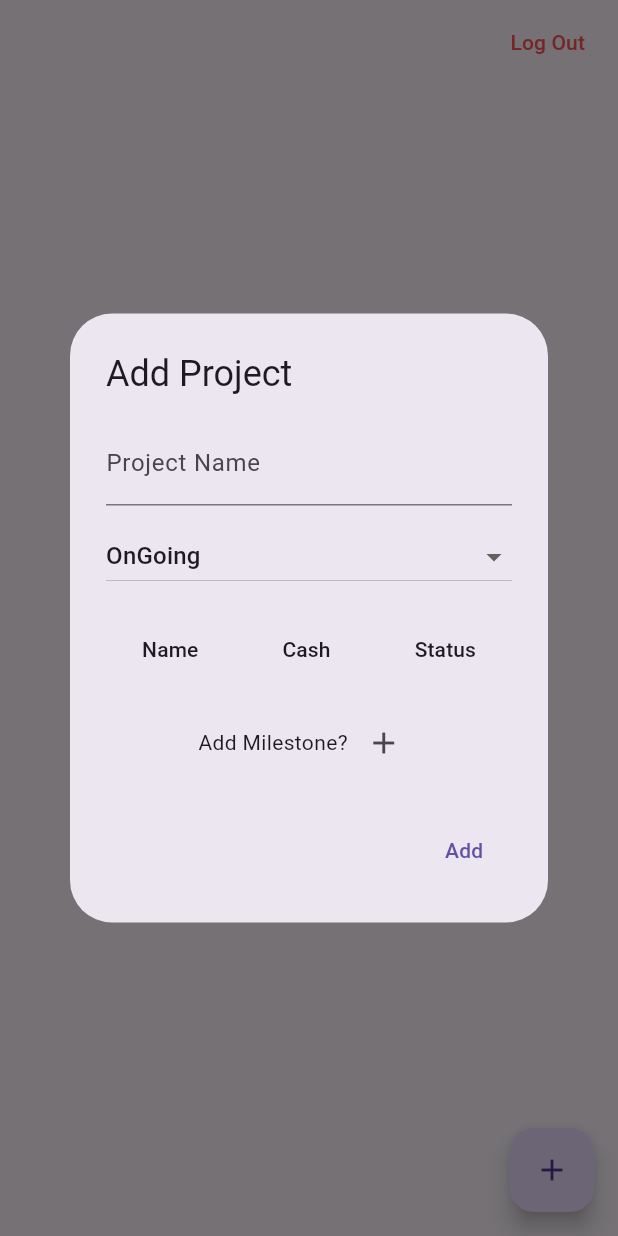
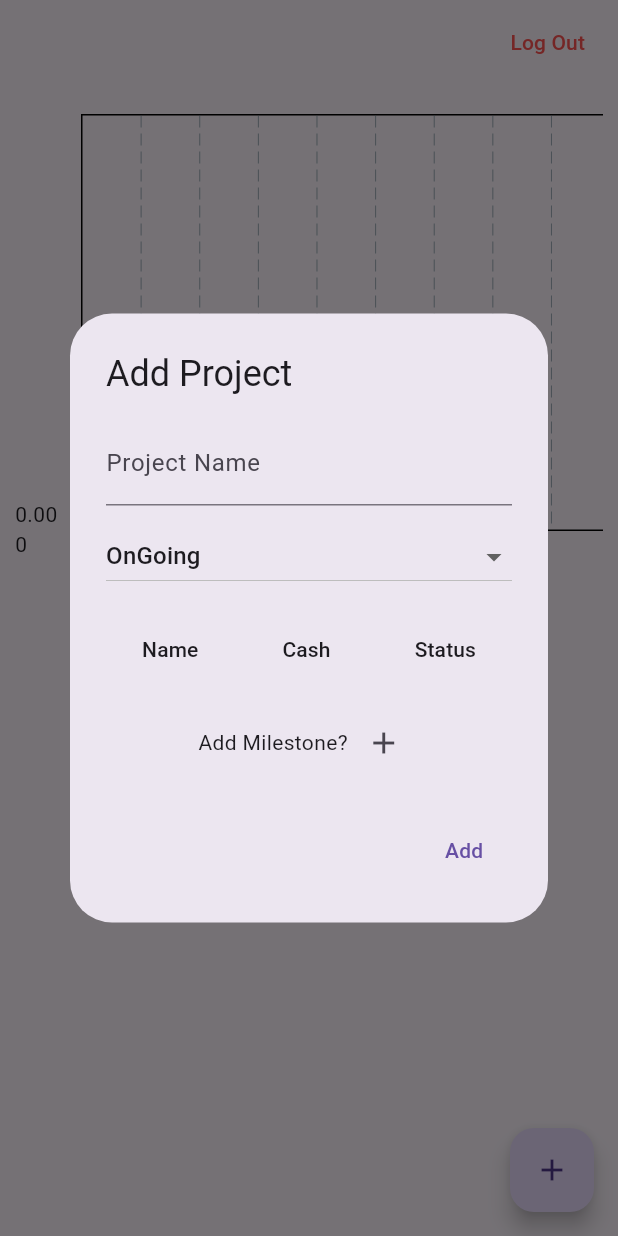
Before and after one commit to AxanIqbal/My-Personal-Tracker, a Flutter app: the screen it shows once a user with an empty profile is signed in, after a tap on the "add" icon, on a phone screen of 412 x 824 dp. Run offline on Flutter 3.47's test engine with Material 2 defaults, Android fonts, the phone set to English and light mode, and no system bars; drawn by our look-alikes of fl_chart; our stand-ins replace auto_route, cloud_firestore, firebase_auth, firebase_core, flutter_form_builder, flutter_hooks and 5 more; accounts and stored records are empty; generated files the repository leaves out were written again.

Commit message:
some extensions and chart bar

```diff
--- a/lib/application/provider/user/user_notifier.dart
+++ b/lib/application/provider/user/user_notifier.dart
@@ -11,7 +11,11 @@ class UserNotifier extends StateNotifier<User> {
   final String uid;
 
   void upgradeUser(User userUpgrade) {
-    state = userUpgrade;
+    state = userUpgrade
+      ..projects.sort(
+        (a, b) => a.remaining.compareTo(b.remaining),
+      )
+      ..projects.reversed;
   }
 
   void addProjectMilestone(int index, Milestone milestone) {
--- /dev/null
+++ b/lib/core/extensions/milestones.dart
@@ -0,0 +1,51 @@
+import 'package:my_personal_tracker/application/models/milestones/milestone.dart';
+
+import 'date_extension.dart';
+
+extension MilestoneX on List<Milestone> {
+  /// Create a new list where we merge cash with the same date and status. with sorting with uploadDate
+  /// Useful for charts.
+  List<Milestone> removeMergeDuplicate() {
+    List<Milestone> data = [];
+
+    forEach((element) {
+      final containData = data.indexWhere((dataElement) =>
+          element.uploadDate.compareMonth(dataElement.uploadDate) &&
+          dataElement.status == element.status);
+      if (containData < 0) {
+        data.add(element);
+      } else {
+        data[containData] = data[containData]
+            .copyWith(cash: data[containData].cash + element.cash);
+      }
+    });
+
+    data.sort(
+      (a, b) => a.uploadDate.compareTo(b.uploadDate),
+    );
+
+    return data;
+  }
+
+  List<MilestoneChart> mergeSameDayToChart() {
+    List<MilestoneChart> data = [];
+
+    forEach((element) {
+      final containData = data.indexWhere((dataElement) =>
+          element.uploadDate.compareMonth(dataElement.uploadDate));
+
+      if (containData < 0) {
+        data.add(
+          MilestoneChart(
+            uploadDate: element.uploadDate,
+            milestones: [element],
+          ),
+        );
+      } else {
+        data[containData].milestones.add(element);
+      }
+    });
+
+    return data;
+  }
+}
--- /dev/null
+++ b/lib/presentation/Themes/colors.dart
@@ -0,0 +1,15 @@
+import 'package:flutter/material.dart';
+
+import '../../application/models/milestones/milestone.dart';
+import '../../application/models/project/project.dart';
+
+final Map<MilestoneStatus, Color> milestoneColors = {
+  MilestoneStatus.Complete: Colors.green,
+  MilestoneStatus.Lost: Colors.red,
+};
+
+final Map<ProjectStatus, Color> projectColors = {
+  ProjectStatus.OnGoing: Colors.black,
+  ProjectStatus.Complete: Colors.green,
+  ProjectStatus.Lost: Colors.red,
+};
--- a/lib/presentation/pages/Home/Home.dart
+++ b/lib/presentation/pages/Home/Home.dart
@@ -1,13 +1,17 @@
 import 'package:cloud_firestore/cloud_firestore.dart';
 import 'package:firebase_auth/firebase_auth.dart';
+import 'package:fl_chart/fl_chart.dart';
 import 'package:flutter/material.dart';
 import 'package:flutter_hooks/flutter_hooks.dart';
 import 'package:hooks_riverpod/hooks_riverpod.dart';
+import 'package:intl/intl.dart';
+import 'package:my_personal_tracker/core/extensions/milestones.dart';
 
 import '../../../application/models/milestones/milestone.dart';
 import '../../../application/models/project/project.dart';
 import '../../../application/provider/providers.dart';
 import '../../../core/utils/firebase_constants.dart';
+import '../../Themes/colors.dart';
 import 'widgets/add_alert.dart';
 import 'widgets/add_milestone.dart';
 import 'widgets/milestone_tile.dart';
@@ -17,11 +21,6 @@ class HomePage extends HookConsumerWidget {
 
   @override
   Widget build(BuildContext context, WidgetRef ref) {
-    final Map<ProjectStatus, Color> colorsTitle = {
-      ProjectStatus.OnGoing: Colors.black,
-      ProjectStatus.Complete: Colors.green,
-      ProjectStatus.Lost: Colors.red,
-    };
     final user = FirebaseAuth.instance.currentUser;
     final userProvider = ref.watch(userNotifierProvider);
     final userNotifier = ref.read(userNotifierProvider.notifier);
@@ -68,7 +67,68 @@ class HomePage extends HookConsumerWidget {
       body: Padding(
         padding: const EdgeInsets.all(10.0),
         child: ListView(
-          children: userProvider.projects
+          physics: const BouncingScrollPhysics(),
+          children: [
+            const SizedBox(
+              height: 10,
+            ),
+            SingleChildScrollView(
+              scrollDirection: Axis.horizontal,
+              child: SizedBox(
+                height: 300,
+                width: 2000,
+                child: BarChart(
+                  BarChartData(
+                    titlesData: FlTitlesData(
+                      topTitles: AxisTitles(
+                        sideTitles: SideTitles(
+                          showTitles: false,
+                        ),
+                      ),
+                      rightTitles: AxisTitles(
+                        sideTitles: SideTitles(
+                          showTitles: false,
+                        ),
+                      ),
+                      bottomTitles: AxisTitles(
+                        sideTitles: SideTitles(
+                          showTitles: true,
+                          getTitlesWidget: (value, meta) => Text(
+                            DateFormat("yy/MM").format(
+                              DateTime.fromMillisecondsSinceEpoch(
+                                value.toInt(),
+                              ),
+                            ),
+                          ),
+                        ),
+                      ),
+                    ),
+                    barGroups: userProvider.projects
+                        .expand(
+                          (e) => e.milestones,
+                        )
+                        .toList()
+                        .removeMergeDuplicate()
+                        .mergeSameDayToChart()
+                        .map(
+                          (e) => BarChartGroupData(
+                            x: e.uploadDate.millisecondsSinceEpoch,
+                            barRods: e.milestones
+                                .map(
+                                  (e1) => BarChartRodData(
+                                    toY: e1.cash,
+                                    color: milestoneColors[e1.status],
+                                  ),
+                                )
+                                .toList(),
+                          ),
+                        )
+                        .toList(),
+                  ),
+                ),
+              ),
+            ),
+            ...userProvider.projects
                 .asMap()
                 .map(
                   (projectIndex, project) => MapEntry(
@@ -81,7 +141,8 @@ class HomePage extends HookConsumerWidget {
                         onPressed: () async {
                           final data = await showDialog(
                             context: context,
-                          builder: (context) => AddForm(projectParam: project),
+                            builder: (context) =>
+                                AddForm(projectParam: project),
                           );
                           userNotifier.updateProject(projectIndex, data);
                           await userNotifier.toFirebase();
@@ -91,7 +152,7 @@ class HomePage extends HookConsumerWidget {
                       title: Text(
                         project.name,
                         style: Theme.of(context).textTheme.headline3?.copyWith(
-                            color: colorsTitle[project.status],
+                              color: projectColors[project.status],
                             ),
                       ),
                       subtitle: Table(
@@ -152,7 +213,8 @@ class HomePage extends HookConsumerWidget {
                   ),
                 )
                 .values
-              .toList(),
+                .toList()
+          ],
         ),
       ),
     );
--- a/pubspec.yaml
+++ b/pubspec.yaml
@@ -50,6 +50,8 @@ dependencies:
   form_builder_validators: ^8.4.0
   firebase_auth: ^4.2.5
   cloud_firestore: ^4.3.1
+  fl_chart: ^0.55.2
+  intl: ^0.17.0
 
 dev_dependencies:
   flutter_test:
```
Also changed, not shown: lib/application/models/milestones/milestone.dart (+12 -0 lines), lib/core/extensions/date_extension.dart (added, +8 -0 lines), lib/presentation/pages/Home/widgets/milestone_tile.dart (+3 -6 lines), lib/application/models/milestones/milestone.freezed.dart, lib/application/models/milestones/milestone.g.dart, pubspec.lock. Lines whose indentation alone changed are shown as unchanged.
